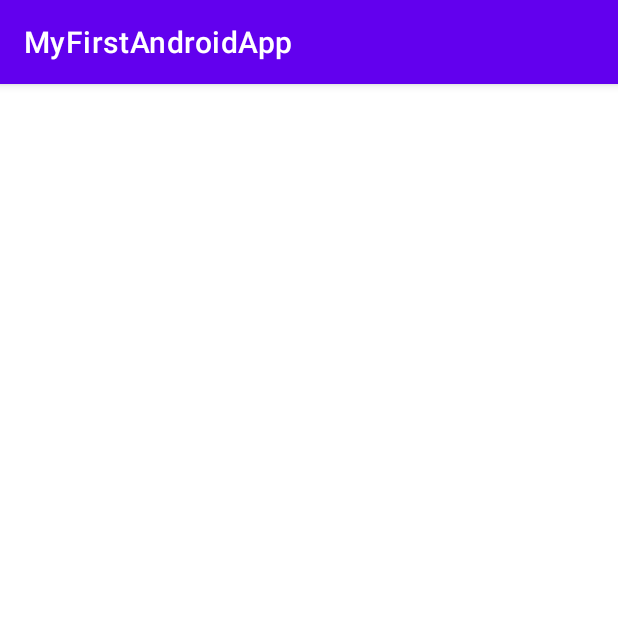
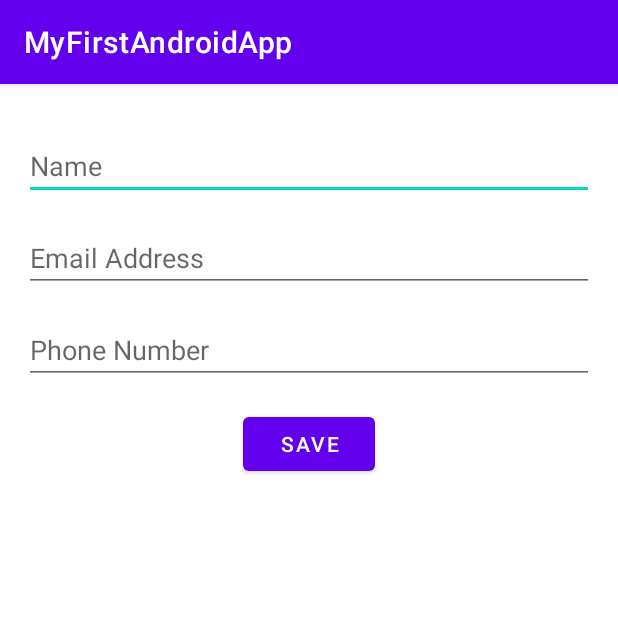
Before and after one commit to DawidWojdyla/MyFirstAndroidApp, an Android app: the screen it shows after launch (MainActivity), on a phone screen of 412 x 824 dp, the top half of it. Run offline under Robolectric (Android 15) with nearby library versions, the phone set to English and light mode, and no system bars.

Commit message:
Basic look of app

```diff
--- a/app/src/main/res/layout/activity_main.xml
+++ b/app/src/main/res/layout/activity_main.xml
@@ -1,6 +1,77 @@
 <?xml version="1.0" encoding="utf-8"?>
 <androidx.constraintlayout.widget.ConstraintLayout xmlns:android="http://schemas.android.com/apk/res/android"
+    xmlns:app="http://schemas.android.com/apk/res-auto"
     xmlns:tools="http://schemas.android.com/tools"
     android:layout_width="match_parent"
     android:layout_height="match_parent"
-    tools:context=".MainActivity" />
+    tools:context=".MainActivity" >
+
+    <EditText
+        android:id="@+id/et_name"
+        android:layout_width="0dp"
+        android:layout_height="wrap_content"
+        android:layout_marginStart="16dp"
+        android:layout_marginTop="32dp"
+        android:layout_marginEnd="16dp"
+        android:ems="10"
+        android:hint="@string/name_hint"
+        android:importantForAutofill="no"
+        android:inputType="textPersonName"
+        app:layout_constraintEnd_toEndOf="parent"
+        app:layout_constraintStart_toStartOf="parent"
+        app:layout_constraintTop_toTopOf="parent" />
+
+    <EditText
+        android:id="@+id/et_email"
+        android:layout_width="0dp"
+        android:layout_height="wrap_content"
+        android:layout_marginStart="16dp"
+        android:layout_marginTop="16dp"
+        android:layout_marginEnd="16dp"
+        android:ems="10"
+        android:hint="@string/email_hint"
+        android:importantForAutofill="no"
+        android:inputType="textEmailAddress"
+        app:layout_constraintEnd_toEndOf="parent"
+        app:layout_constraintStart_toStartOf="parent"
+        app:layout_constraintTop_toBottomOf="@+id/et_name" />
+
+    <EditText
+        android:id="@+id/et_phone"
+        android:layout_width="0dp"
+        android:layout_height="wrap_content"
+        android:layout_marginStart="16dp"
+        android:layout_marginTop="16dp"
+        android:layout_marginEnd="16dp"
+        android:ems="10"
+        android:hint="@string/phone_hint"
+        android:inputType="phone"
+        app:layout_constraintEnd_toEndOf="parent"
+        app:layout_constraintStart_toStartOf="parent"
+        app:layout_constraintTop_toBottomOf="@+id/et_email"
+        android:importantForAutofill="no" />
+
+    <Button
+        android:id="@+id/btn_save"
+        android:layout_width="wrap_content"
+        android:layout_height="wrap_content"
+        android:layout_marginStart="16dp"
+        android:layout_marginTop="16dp"
+        android:layout_marginEnd="16dp"
+        android:text="@string/button_save_text"
+        app:layout_constraintEnd_toEndOf="parent"
+        app:layout_constraintStart_toStartOf="parent"
+        app:layout_constraintTop_toBottomOf="@+id/et_phone" />
+
+    <androidx.recyclerview.widget.RecyclerView
+        android:id="@+id/rv_list"
+        android:layout_width="0dp"
+        android:layout_height="0dp"
+        android:layout_marginStart="8dp"
+        android:layout_marginTop="16dp"
+        android:layout_marginEnd="8dp"
+        app:layout_constraintBottom_toBottomOf="parent"
+        app:layout_constraintEnd_toEndOf="parent"
+        app:layout_constraintStart_toStartOf="parent"
+        app:layout_constraintTop_toBottomOf="@+id/btn_save" />
+</androidx.constraintlayout.widget.ConstraintLayout>
--- a/app/src/main/res/values/strings.xml
+++ b/app/src/main/res/values/strings.xml
@@ -1,3 +1,7 @@
 <resources>
     <string name="app_name">MyFirstAndroidApp</string>
+    <string name="name_hint">Name</string>
+    <string name="email_hint">Email Address</string>
+    <string name="phone_hint">Phone Number</string>
+    <string name="button_save_text">Save</string>
 </resources>
```
